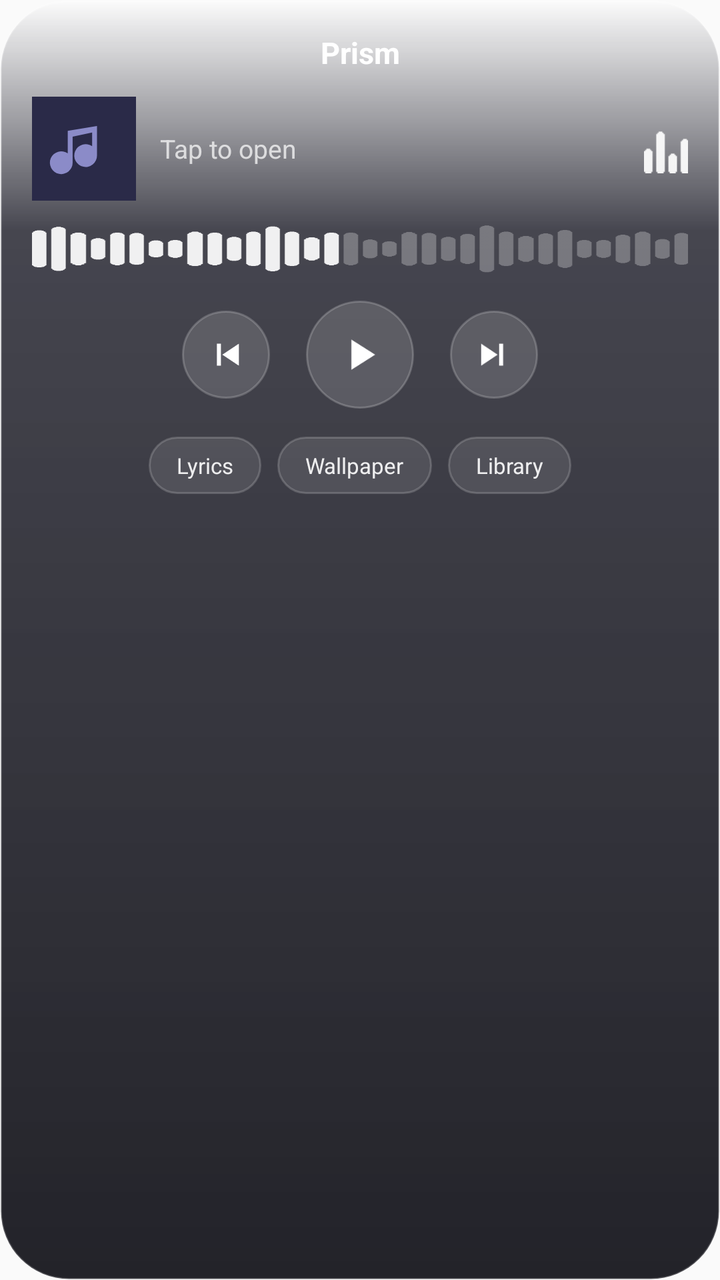
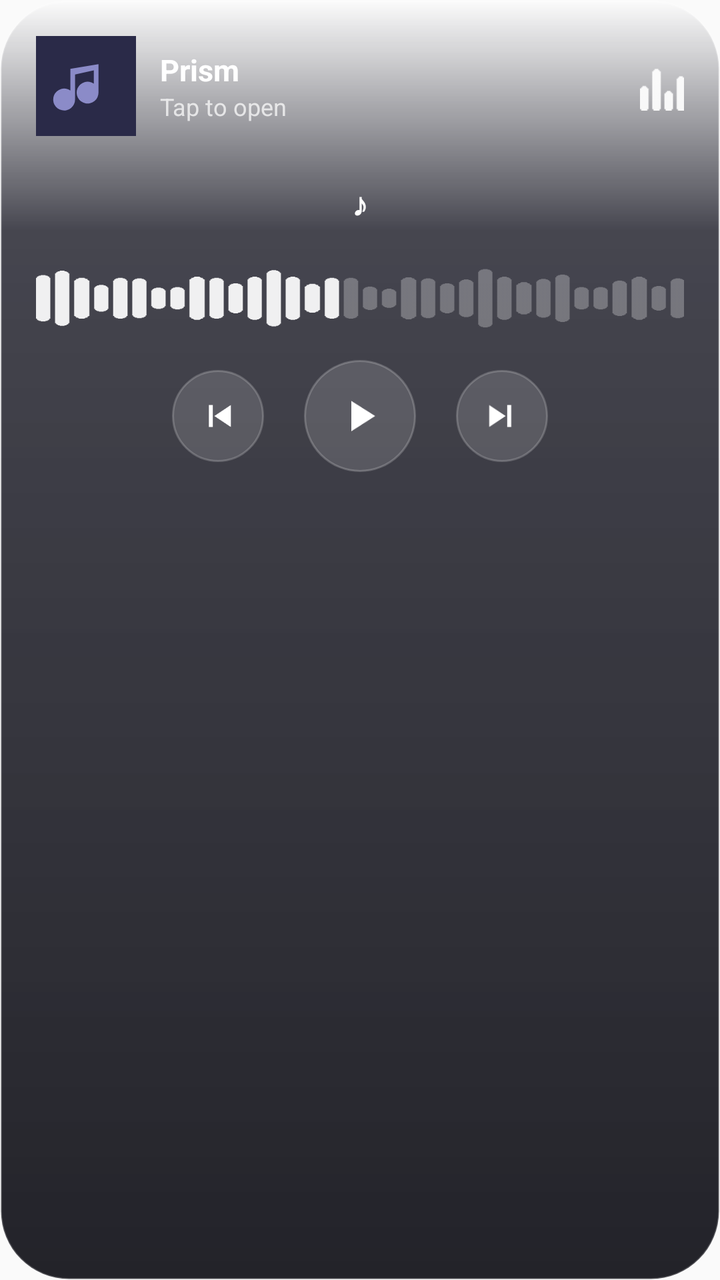

Screens rendered from an Android XML layout before and after an edit, with the pre-edit source and the edit as a unified diff.
<!-- AndroidManifest.xml: application theme AppTheme -->
<!-- res/layout/prism_widget.xml -->
<?xml version="1.0" encoding="utf-8"?>
<LinearLayout xmlns:android="http://schemas.android.com/apk/res/android"
    android:id="@+id/widget_root"
    android:layout_width="match_parent"
    android:layout_height="match_parent"
    android:background="@drawable/widget_bg"
    android:orientation="vertical"
    android:padding="16dp">

    
    <TextView
        android:id="@+id/widget_line"
        android:layout_width="match_parent"
        android:layout_height="wrap_content"
        android:ellipsize="end"
        android:gravity="center"
        android:maxLines="1"
        android:paddingBottom="12dp"
        android:text="@string/app_name"
        android:textColor="#FFFFFF"
        android:textSize="15sp"
        android:textStyle="bold" />

    
    <LinearLayout
        android:layout_width="match_parent"
        android:layout_height="wrap_content"
        android:gravity="center_vertical"
        android:orientation="horizontal">

        <ImageView
            android:id="@+id/widget_art"
            android:layout_width="52dp"
            android:layout_height="52dp"
            android:contentDescription="@string/app_name"
            android:scaleType="centerCrop"
            android:src="@drawable/ic_widget_art" />

        <TextView
            android:id="@+id/widget_artist"
            android:layout_width="0dp"
            android:layout_height="wrap_content"
            android:layout_weight="1"
            android:ellipsize="end"
            android:maxLines="1"
            android:paddingStart="12dp"
            android:paddingEnd="8dp"
            android:text="Tap to open"
            android:textColor="#B8FFFFFF"
            android:textSize="13sp" />

        <ImageView
            android:layout_width="22dp"
            android:layout_height="26dp"
            android:contentDescription="@null"
            android:scaleType="fitCenter"
            android:src="@drawable/widget_eq" />
    </LinearLayout>

    
    <ImageView
        android:id="@+id/widget_wave"
        android:layout_width="match_parent"
        android:layout_height="24dp"
        android:layout_marginTop="12dp"
        android:contentDescription="@null"
        android:scaleType="fitXY"
        android:src="@drawable/widget_wave" />

    
    <LinearLayout
        android:layout_width="match_parent"
        android:layout_height="wrap_content"
        android:layout_marginTop="14dp"
        android:gravity="center"
        android:orientation="horizontal">

        <ImageView
            android:id="@+id/widget_prev"
            android:layout_width="44dp"
            android:layout_height="44dp"
            android:background="@drawable/widget_btn"
            android:contentDescription="Previous"
            android:padding="11dp"
            android:src="@drawable/ic_widget_prev" />

        <ImageView
            android:id="@+id/widget_play"
            android:layout_width="54dp"
            android:layout_height="54dp"
            android:layout_marginStart="18dp"
            android:layout_marginEnd="18dp"
            android:background="@drawable/widget_btn"
            android:contentDescription="Play or pause"
            android:padding="14dp"
            android:src="@drawable/ic_widget_play" />

        <ImageView
            android:id="@+id/widget_next"
            android:layout_width="44dp"
            android:layout_height="44dp"
            android:background="@drawable/widget_btn"
            android:contentDescription="Next"
            android:padding="11dp"
            android:src="@drawable/ic_widget_next" />
    </LinearLayout>

    
    <LinearLayout
        android:layout_width="match_parent"
        android:layout_height="wrap_content"
        android:layout_marginTop="14dp"
        android:gravity="center"
        android:orientation="horizontal">

        <TextView
            android:id="@+id/widget_chip_lyrics"
            android:layout_width="wrap_content"
            android:layout_height="wrap_content"
            android:background="@drawable/widget_chip"
            android:paddingHorizontal="14dp"
            android:paddingVertical="7dp"
            android:text="Lyrics"
            android:textColor="#E6FFFFFF"
            android:textSize="11sp" />

        <TextView
            android:id="@+id/widget_chip_wall"
            android:layout_width="wrap_content"
            android:layout_height="wrap_content"
            android:layout_marginStart="8dp"
            android:background="@drawable/widget_chip"
            android:paddingHorizontal="14dp"
            android:paddingVertical="7dp"
            android:text="Wallpaper"
            android:textColor="#E6FFFFFF"
            android:textSize="11sp" />

        <TextView
            android:id="@+id/widget_chip_lib"
            android:layout_width="wrap_content"
            android:layout_height="wrap_content"
            android:layout_marginStart="8dp"
            android:background="@drawable/widget_chip"
            android:paddingHorizontal="14dp"
            android:paddingVertical="7dp"
            android:text="Library"
            android:textColor="#E6FFFFFF"
            android:textSize="11sp" />
    </LinearLayout>
</LinearLayout>
<!-- resources referenced by this layout -->
<resources>
  <!-- drawable ic_widget_art (drawable) -->
  <vector xmlns:android="http://schemas.android.com/apk/res/android"
      android:width="64dp" android:height="64dp"
      android:viewportWidth="64" android:viewportHeight="64">
      <path android:pathData="M0,0h64v64h-64z" android:fillColor="#2A2A48" />
      <path
          android:fillColor="#8B8BC8"
          android:pathData="M40,18v18.2a7 7 0 1 1 -3,-5.7V22l-12,2.6v16a7 7 0 1 1 -3,-5.7V21l18,-3z" />
  </vector>
  <!-- drawable ic_widget_next (drawable) -->
  <vector xmlns:android="http://schemas.android.com/apk/res/android"
      android:width="28dp" android:height="28dp"
      android:viewportWidth="24" android:viewportHeight="24">
      <path android:fillColor="#FFFFFF" android:pathData="M5,6l9,6l-9,6z M14.8,6h2.2v12h-2.2z" />
  </vector>
  <!-- drawable ic_widget_play (drawable) -->
  <vector xmlns:android="http://schemas.android.com/apk/res/android"
      android:width="28dp" android:height="28dp"
      android:viewportWidth="24" android:viewportHeight="24">
      <path android:fillColor="#FFFFFF" android:pathData="M8,5l11,7l-11,7z" />
  </vector>
  <!-- drawable ic_widget_prev (drawable) -->
  <vector xmlns:android="http://schemas.android.com/apk/res/android"
      android:width="28dp" android:height="28dp"
      android:viewportWidth="24" android:viewportHeight="24">
      <path android:fillColor="#FFFFFF" android:pathData="M7,6h2.2v12h-2.2z M19,6l-9,6l9,6z" />
  </vector>
  <!-- drawable widget_bg (drawable) -->
  <?xml version="1.0" encoding="utf-8"?>
  <shape xmlns:android="http://schemas.android.com/apk/res/android" android:shape="rectangle">
      <gradient
          android:angle="270"
          android:startColor="#3AFFFFFF"
          android:centerColor="#C8141420"
          android:endColor="#E60B0B12"
          android:centerY="0.18" />
      <corners android:radius="34dp" />
      <stroke android:width="1dp" android:color="#33FFFFFF" />
  </shape>
  <!-- drawable widget_btn (drawable) -->
  <?xml version="1.0" encoding="utf-8"?>
  <shape xmlns:android="http://schemas.android.com/apk/res/android" android:shape="oval">
      <solid android:color="#24FFFFFF" />
      <stroke android:width="1dp" android:color="#33FFFFFF" />
  </shape>
  <!-- drawable widget_chip (drawable) -->
  <?xml version="1.0" encoding="utf-8"?>
  <shape xmlns:android="http://schemas.android.com/apk/res/android" android:shape="rectangle">
      <solid android:color="#1AFFFFFF" />
      <corners android:radius="999dp" />
      <stroke android:width="1dp" android:color="#2EFFFFFF" />
  </shape>
  <!-- drawable widget_eq: png bitmap (drawable-nodpi, 204 bytes) -->
  <!-- drawable widget_wave: png bitmap (drawable-nodpi, 2213 bytes) -->
  <string name="app_name">Prism</string>
  <style name="AppTheme" parent="Theme.AppCompat.Light.DarkActionBar">
          
          <item name="colorPrimary">@color/colorPrimary</item>
          <item name="colorPrimaryDark">@color/colorPrimaryDark</item>
          <item name="colorAccent">@color/colorAccent</item>
      </style>
</resources>

<!-- the commit's change to res/layout/prism_widget.xml (unified diff, before → after) -->
@@ -5,21 +5,7 @@
     android:layout_height="match_parent"
     android:background="@drawable/widget_bg"
     android:orientation="vertical"
-    android:padding="16dp">
-
-    
-    <TextView
-        android:id="@+id/widget_line"
-        android:layout_width="match_parent"
-        android:layout_height="wrap_content"
-        android:ellipsize="end"
-        android:gravity="center"
-        android:maxLines="1"
-        android:paddingBottom="12dp"
-        android:text="@string/app_name"
-        android:textColor="#FFFFFF"
-        android:textSize="15sp"
-        android:textStyle="bold" />
+    android:padding="18dp">
 
     
     <LinearLayout
@@ -30,24 +16,41 @@
 
         <ImageView
             android:id="@+id/widget_art"
-            android:layout_width="52dp"
-            android:layout_height="52dp"
+            android:layout_width="50dp"
+            android:layout_height="50dp"
             android:contentDescription="@string/app_name"
             android:scaleType="centerCrop"
             android:src="@drawable/ic_widget_art" />
 
-        <TextView
-            android:id="@+id/widget_artist"
+        <LinearLayout
             android:layout_width="0dp"
             android:layout_height="wrap_content"
             android:layout_weight="1"
-            android:ellipsize="end"
-            android:maxLines="1"
+            android:orientation="vertical"
             android:paddingStart="12dp"
-            android:paddingEnd="8dp"
-            android:text="Tap to open"
-            android:textColor="#B8FFFFFF"
-            android:textSize="13sp" />
+            android:paddingEnd="8dp">
+
+            <TextView
+                android:id="@+id/widget_title"
+                android:layout_width="match_parent"
+                android:layout_height="wrap_content"
+                android:ellipsize="end"
+                android:maxLines="1"
+                android:text="@string/app_name"
+                android:textColor="#FFFFFF"
+                android:textSize="15sp"
+                android:textStyle="bold" />
+
+            <TextView
+                android:id="@+id/widget_artist"
+                android:layout_width="match_parent"
+                android:layout_height="wrap_content"
+                android:ellipsize="end"
+                android:maxLines="1"
+                android:text="Tap to open"
+                android:textColor="#B8FFFFFF"
+                android:textSize="12sp" />
+        </LinearLayout>
 
         <ImageView
             android:layout_width="22dp"
@@ -58,94 +61,89 @@
     </LinearLayout>
 
     
-    <ImageView
-        android:id="@+id/widget_wave"
+    <TextView
+        android:id="@+id/widget_lyric"
         android:layout_width="match_parent"
-        android:layout_height="24dp"
-        android:layout_marginTop="12dp"
-        android:contentDescription="@null"
-        android:scaleType="fitXY"
-        android:src="@drawable/widget_wave" />
+        android:layout_height="wrap_content"
+        android:layout_marginTop="14dp"
+        android:ellipsize="end"
+        android:gravity="center"
+        android:maxLines="2"
+        android:minHeight="40dp"
+        android:text="♪"
+        android:textColor="#FFFFFF"
+        android:textSize="16sp"
+        android:textStyle="bold" />
+
+    
+    <FrameLayout
+        android:layout_width="match_parent"
+        android:layout_height="30dp"
+        android:layout_marginTop="12dp">
+
+        <ImageView
+            android:id="@+id/widget_wave"
+            android:layout_width="match_parent"
+            android:layout_height="match_parent"
+            android:contentDescription="@null"
+            android:scaleType="fitXY"
+            android:src="@drawable/widget_wave" />
+
+        <LinearLayout
+            android:layout_width="match_parent"
+            android:layout_height="match_parent"
+            android:orientation="horizontal">
+
+            <View android:id="@+id/seg0" android:layout_width="0dp" android:layout_height="match_parent" android:layout_weight="1" />
+            <View android:id="@+id/seg1" android:layout_width="0dp" android:layout_height="match_parent" android:layout_weight="1" />
+            <View android:id="@+id/seg2" android:layout_width="0dp" android:layout_height="match_parent" android:layout_weight="1" />
+            <View android:id="@+id/seg3" android:layout_width="0dp" android:layout_height="match_parent" android:layout_weight="1" />
+            <View android:id="@+id/seg4" android:layout_width="0dp" android:layout_height="match_parent" android:layout_weight="1" />
+            <View android:id="@+id/seg5" android:layout_width="0dp" android:layout_height="match_parent" android:layout_weight="1" />
+            <View android:id="@+id/seg6" android:layout_width="0dp" android:layout_height="match_parent" android:layout_weight="1" />
+            <View android:id="@+id/seg7" android:layout_width="0dp" android:layout_height="match_parent" android:layout_weight="1" />
+            <View android:id="@+id/seg8" android:layout_width="0dp" android:layout_height="match_parent" android:layout_weight="1" />
+            <View android:id="@+id/seg9" android:layout_width="0dp" android:layout_height="match_parent" android:layout_weight="1" />
+            <View android:id="@+id/seg10" android:layout_width="0dp" android:layout_height="match_parent" android:layout_weight="1" />
+            <View android:id="@+id/seg11" android:layout_width="0dp" android:layout_height="match_parent" android:layout_weight="1" />
+        </LinearLayout>
+    </FrameLayout>
 
     
     <LinearLayout
         android:layout_width="match_parent"
         android:layout_height="wrap_content"
-        android:layout_marginTop="14dp"
+        android:layout_marginTop="16dp"
         android:gravity="center"
         android:orientation="horizontal">
 
         <ImageView
             android:id="@+id/widget_prev"
-            android:layout_width="44dp"
-            android:layout_height="44dp"
+            android:layout_width="46dp"
+            android:layout_height="46dp"
             android:background="@drawable/widget_btn"
             android:contentDescription="Previous"
-            android:padding="11dp"
+            android:padding="12dp"
             android:src="@drawable/ic_widget_prev" />
 
         <ImageView
             android:id="@+id/widget_play"
-            android:layout_width="54dp"
-            android:layout_height="54dp"
-            android:layout_marginStart="18dp"
-            android:layout_marginEnd="18dp"
+            android:layout_width="56dp"
+            android:layout_height="56dp"
+            android:layout_marginStart="20dp"
+            android:layout_marginEnd="20dp"
             android:background="@drawable/widget_btn"
             android:contentDescription="Play or pause"
-            android:padding="14dp"
+            android:padding="15dp"
             android:src="@drawable/ic_widget_play" />
 
         <ImageView
             android:id="@+id/widget_next"
-            android:layout_width="44dp"
-            android:layout_height="44dp"
+            android:layout_width="46dp"
+            android:layout_height="46dp"
             android:background="@drawable/widget_btn"
             android:contentDescription="Next"
-            android:padding="11dp"
+            android:padding="12dp"
             android:src="@drawable/ic_widget_next" />
     </LinearLayout>
-
-    
-    <LinearLayout
-        android:layout_width="match_parent"
-        android:layout_height="wrap_content"
-        android:layout_marginTop="14dp"
-        android:gravity="center"
-        android:orientation="horizontal">
-
-        <TextView
-            android:id="@+id/widget_chip_lyrics"
-            android:layout_width="wrap_content"
-            android:layout_height="wrap_content"
-            android:background="@drawable/widget_chip"
-            android:paddingHorizontal="14dp"
-            android:paddingVertical="7dp"
-            android:text="Lyrics"
-            android:textColor="#E6FFFFFF"
-            android:textSize="11sp" />
-
-        <TextView
-            android:id="@+id/widget_chip_wall"
-            android:layout_width="wrap_content"
-            android:layout_height="wrap_content"
-            android:layout_marginStart="8dp"
-            android:background="@drawable/widget_chip"
-            android:paddingHorizontal="14dp"
-            android:paddingVertical="7dp"
-            android:text="Wallpaper"
-            android:textColor="#E6FFFFFF"
-            android:textSize="11sp" />
-
-        <TextView
-            android:id="@+id/widget_chip_lib"
-            android:layout_width="wrap_content"
-            android:layout_height="wrap_content"
-            android:layout_marginStart="8dp"
-            android:background="@drawable/widget_chip"
-            android:paddingHorizontal="14dp"
-            android:paddingVertical="7dp"
-            android:text="Library"
-            android:textColor="#E6FFFFFF"
-            android:textSize="11sp" />
-    </LinearLayout>
 </LinearLayout>
<!-- resource entries referenced after the edit -->
@@ -45,13 +45,6 @@
       <solid android:color="#24FFFFFF" />
       <stroke android:width="1dp" android:color="#33FFFFFF" />
   </shape>
-  <!-- drawable widget_chip (drawable) -->
-  <?xml version="1.0" encoding="utf-8"?>
-  <shape xmlns:android="http://schemas.android.com/apk/res/android" android:shape="rectangle">
-      <solid android:color="#1AFFFFFF" />
-      <corners android:radius="999dp" />
-      <stroke android:width="1dp" android:color="#2EFFFFFF" />
-  </shape>
   <!-- drawable widget_eq: png bitmap (drawable-nodpi, 204 bytes) -->
   <!-- drawable widget_wave: png bitmap (drawable-nodpi, 2213 bytes) -->
   <string name="app_name">Prism</string>
